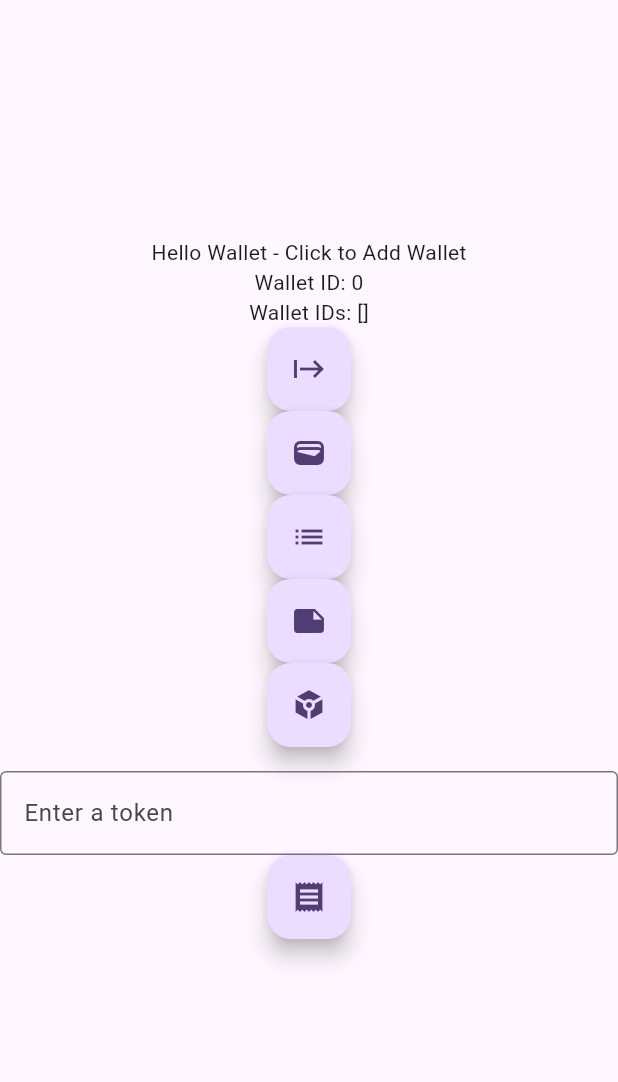
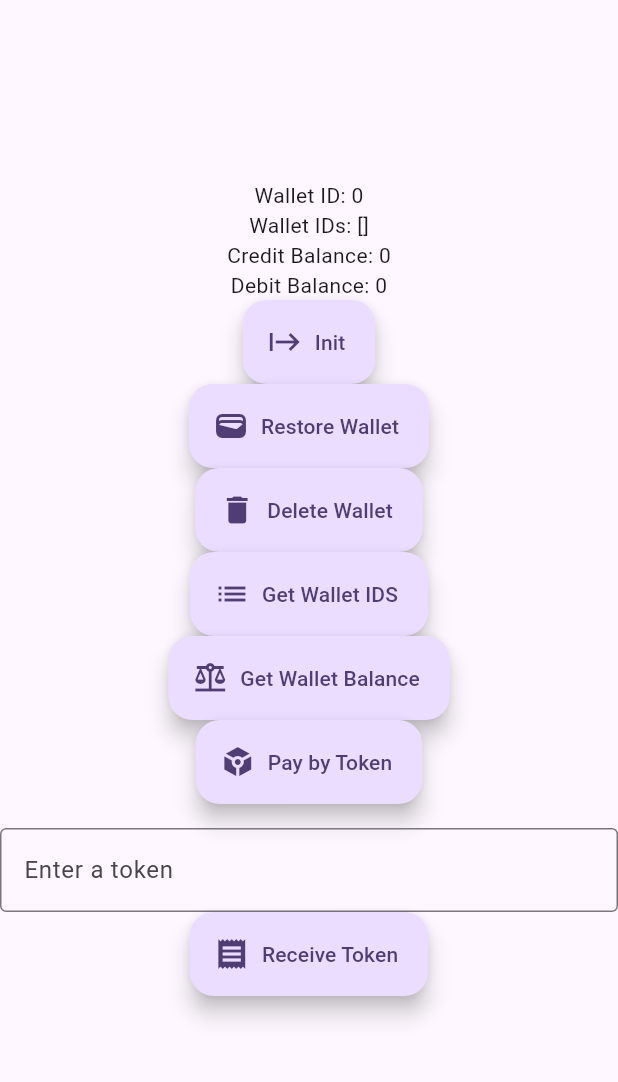
Before and after one commit to zupzup/ffi_test_app, a Flutter app: the screen it shows after launch, on a phone screen of 412 x 824 dp, the part 84-1166 px from its top. Run offline on Flutter 3.47's test engine with Material 3 defaults, Android fonts, the phone set to English and light mode, and no system bars; missing offline and left inert: wallet_ffi.

```diff
--- a/lib/main.dart
+++ b/lib/main.dart
@@ -13,7 +13,7 @@ void main() async {
 
 Future<String> getDatabaseDir() async {
   final dir = await getApplicationSupportDirectory();
-  final dbPath = '${dir.path}/wallet-data_6.db';
+  final dbPath = '${dir.path}/wallet-data_7.db';
 
   // Ensure folder exists
   await dir.create(recursive: true);
@@ -73,6 +73,8 @@ class MyHomePage extends StatefulWidget {
 class _MyHomePageState extends State<MyHomePage> {
   final TextEditingController _controller = TextEditingController();
   BigInt _walletId = BigInt.from(0);
+  BigInt _debit = BigInt.from(0);
+  BigInt _credit = BigInt.from(0);
   List<BigInt> _wallets = [];
 
   @override
@@ -89,6 +91,11 @@ class _MyHomePageState extends State<MyHomePage> {
       jobIntervalSecs: BigInt.from(10),
       jobInitialDelaySecs: BigInt.from(5),
       defaultMintUrl: "https://wildcat-dev-docker.minibill.tech",
+      bitcoinNetwork: "testnet",
+      mnemonic:
+          "royal scheme canoe flame sell jewel valve citizen deal patch stereo walk",
+      nostrRelays: ["wss://bcr-relay-dev.minibill.tech"],
+      useSameMintSafeMode: false,
     );
     try {
       await initWalletFfi(conf: conf);
@@ -152,12 +159,16 @@ class _MyHomePageState extends State<MyHomePage> {
     }
   }
 
-  Future<void> _getWalletName() async {
+  Future<void> _getWalletBalance() async {
     try {
       debugPrint('Calling Get Wallet ids');
       final req = WalletRequest(walletId: _walletId);
-      final res = await walletGetName(req: req);
-      debugPrint('GET WALLET NAME CALLED, RES: ${res.name}');
+      final res = await walletGetBalance(req: req);
+      setState(() {
+        _debit = res.debit;
+        _credit = res.credit;
+      });
+      debugPrint('GET WALLET BALANCE CALLED, RES: $res');
     } on WalletError catch (e) {
       debugPrint('Error, ${e.msg}, ${e.kind}');
     } catch (e, st) {
@@ -165,19 +176,27 @@ class _MyHomePageState extends State<MyHomePage> {
     }
   }
 
-  Future<void> _addWallet() async {
+  Future<void> _restoreWallet() async {
     try {
-      final req = RestoreWalletRequest(
-        mnemonic:
-            "royal scheme canoe flame sell jewel valve citizen deal patch stereo walk",
-      );
-
       debugPrint('Calling Add Wallet');
-      final res = await walletRestore(req: req);
-      debugPrint('ADD WALLET CALLED, WALLET ID: ${res.walletId}');
+      final res = await walletRestore();
+      debugPrint('RESTORE WALLET CALLED, WALLET ID: ${res.walletId}');
       setState(() {
         _walletId = res.walletId;
       });
+    } on WalletError catch (e) {
+      debugPrint('Error, ${e.msg}, ${e.kind}');
+    } catch (e, st) {
+      debugPrint('Unexpected error: $e\n$st');
+    }
+  }
+
+  Future<void> _deleteWallet() async {
+    try {
+      debugPrint('Calling Add Wallet');
+      final req = WalletRequest(walletId: _walletId);
+      await walletDelete(req: req);
+      debugPrint('DELETE WALLET CALLED, WALLET ID: $_walletId');
     } on WalletError catch (e) {
       debugPrint('Error, ${e.msg}, ${e.kind}');
     } catch (e, st) {
@@ -228,33 +247,45 @@ class _MyHomePageState extends State<MyHomePage> {
           mainAxisAlignment: .center,
           children: [
             const SizedBox(height: 16),
-            Text('Hello Wallet - Click to Add Wallet'),
             Text('Wallet ID: $_walletId'),
             Text('Wallet IDs: $_wallets'),
-            FloatingActionButton(
+            Text('Credit Balance: $_credit'),
+            Text('Debit Balance: $_debit'),
+            FloatingActionButton.extended(
               onPressed: _initFfi,
               tooltip: 'INIT',
-              child: const Icon(Icons.start),
+              label: Text("Init"),
+              icon: const Icon(Icons.start),
             ),
-            FloatingActionButton(
-              onPressed: _addWallet,
+            FloatingActionButton.extended(
+              onPressed: _restoreWallet,
               tooltip: 'WALLET',
-              child: const Icon(Icons.wallet),
+              label: Text("Restore Wallet"),
+              icon: const Icon(Icons.wallet),
             ),
-            FloatingActionButton(
+            FloatingActionButton.extended(
+              onPressed: _deleteWallet,
+              tooltip: 'DELETE WALLET',
+              label: Text("Delete Wallet"),
+              icon: const Icon(Icons.delete),
+            ),
+            FloatingActionButton.extended(
               onPressed: _getWalletIds,
               tooltip: 'IDS',
-              child: const Icon(Icons.list),
+              label: Text("Get Wallet IDS"),
+              icon: const Icon(Icons.list),
             ),
-            FloatingActionButton(
-              onPressed: _getWalletName,
-              tooltip: 'NAME',
-              child: const Icon(Icons.note),
+            FloatingActionButton.extended(
+              onPressed: _getWalletBalance,
+              tooltip: 'BALANCE',
+              label: Text("Get Wallet Balance"),
+              icon: const Icon(Icons.balance),
             ),
-            FloatingActionButton(
+            FloatingActionButton.extended(
               onPressed: _payByToken,
               tooltip: 'TOKEN',
-              child: const Icon(Icons.token),
+              label: Text("Pay by Token"),
+              icon: const Icon(Icons.token),
             ),
             const SizedBox(height: 16),
             TextField(
@@ -265,10 +296,11 @@ class _MyHomePageState extends State<MyHomePage> {
                 labelText: 'Enter a token',
               ),
             ),
-            FloatingActionButton(
+            FloatingActionButton.extended(
               onPressed: _receiveToken,
               tooltip: 'RECEIVETOKEN',
-              child: const Icon(Icons.receipt),
+              label: Text('Receive Token'),
+              icon: const Icon(Icons.receipt),
             ),
           ],
         ),
```
